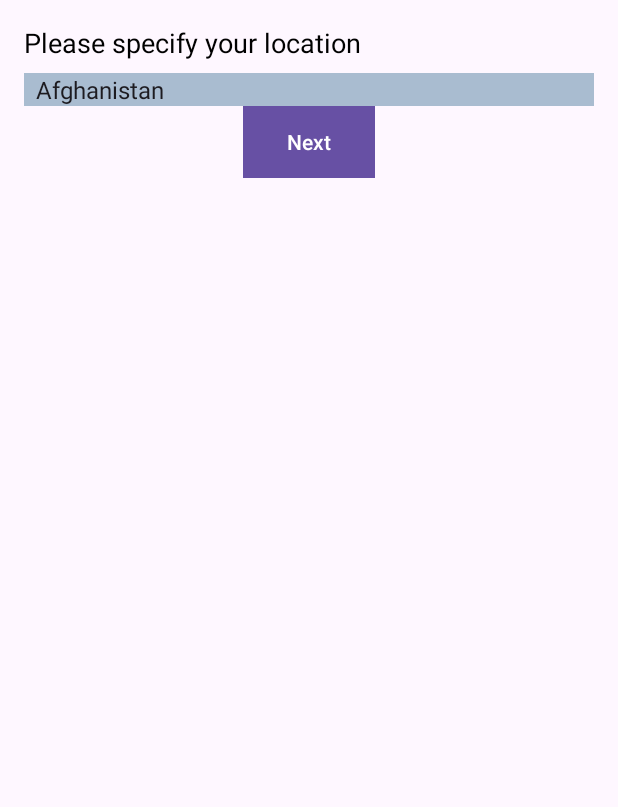
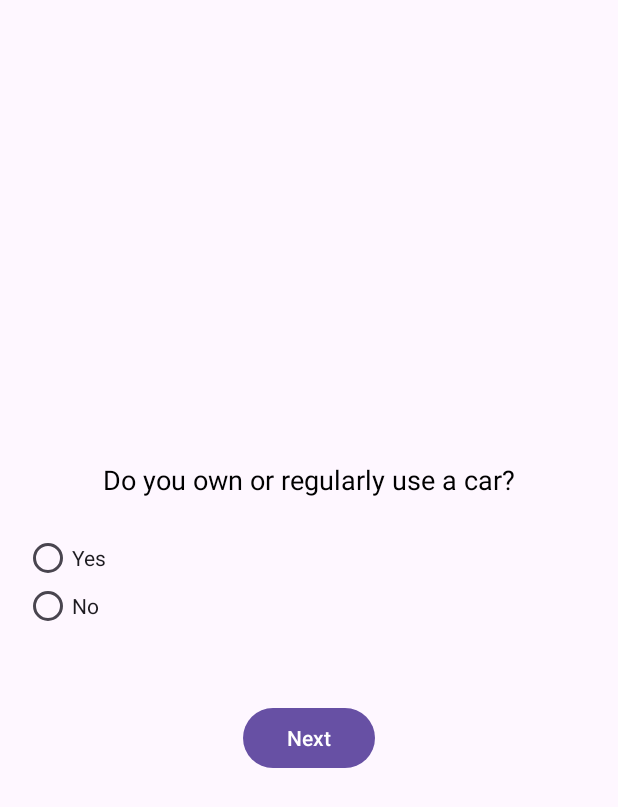
Before and after one commit to Arvindh-Sengu/B07FinalProject, an Android app built with Jetpack Compose: the AnnualCarbonFootprintCountrySelectionActivity screen opened directly, with no data from a screen before it, after a tap on "Next", on a phone screen of 412 x 824 dp. Shown: the top 807 px of the screen. Run offline under Robolectric (Android 15) with nearby library versions, the phone set to English and light mode, and no system bars.

Commit message:
Created Question, QuestionFragment, inputQuestion, and AnnualCarbonFootprintQuestionsActivty classes to continue working on the entry questionaire that calculates the user's annual carbon footprint. Questions is a basic class that represents a question in the survery. QuestionFragment is a subclass of the Fragment class that helps me setup the survery with each question having its own fragment. InputQuestions is a helper class that increases encapslation by setting up the question of the survery in a seperate class. AnnualCarbonFootprintQuestionsActivity is the main page where the survery takes place and will act as the place where the questions list works with the fragments and also has functions of what happens when the survery ends. (The activity and fragments also have their own xml). Finally I added TransportationCarbonFootprintCalculation and FoodCarbonFootprintCalculation to calculate the cO2 emissions after the survery is over. The fragment subclass QuestionFragment works in tandem with AnnualCarbonFootprintQuestionsActivity to get user answers for the survery. Then the rest of the classes work together to help with the survery or calculations after the survey.

```diff
--- a/app/src/main/java/com/example/B07Planetze/AnnualCarbonFootprintActivity.java
+++ b/app/src/main/java/com/example/B07Planetze/AnnualCarbonFootprintCountrySelectionActivity.java
@@ -1,15 +1,13 @@
 package com.example.B07Planetze;
 
-import android.content.res.AssetManager;
 import android.os.Bundle;
 import android.util.Log;
-import android.view.View;
 import android.widget.ArrayAdapter;
 import android.widget.Button;
 import android.widget.Spinner;
-import android.widget.Toast;
+
 import androidx.appcompat.app.AppCompatActivity;
-
+import android.content.Intent;
 import java.io.BufferedReader;
 import java.io.IOException;
 import java.io.InputStream;
@@ -18,7 +16,7 @@ import java.util.ArrayList;
 import java.util.HashMap;
 import com.B07Planetze.R;
 
-public class AnnualCarbonFootprintActivity extends AppCompatActivity {
+public class AnnualCarbonFootprintCountrySelectionActivity extends AppCompatActivity {
 
     private Spinner countrySelectionSpinner;
     private Button nextButton;
@@ -27,7 +25,7 @@ public class AnnualCarbonFootprintActivity extends AppCompatActivity {
     @Override
     protected void onCreate(Bundle savedInstanceState) {
         super.onCreate(savedInstanceState);
-        setContentView(R.layout.annual_carbon_footprint);
+        setContentView(R.layout.annual_carbon_footprint_country_selector);
 
         // Initialize UI elements
         countrySelectionSpinner = findViewById(R.id.countrySpinner);
@@ -43,6 +41,17 @@ public class AnnualCarbonFootprintActivity extends AppCompatActivity {
         nextButton.setOnClickListener(v -> {
             String selectedCountry = countrySelectionSpinner.getSelectedItem().toString();
             Double emissionForCountry = countryEmissionsData.get(selectedCountry);
+
+            // Create an intent to navigate to the next activity
+            Intent intent = new Intent(AnnualCarbonFootprintCountrySelectionActivity.this, AnnualCarbonFootprintQuestionsActivity.class);
+
+            //pass the selected country and emission factor to the next activity
+            intent.putExtra("SELECTED_COUNTRY", selectedCountry);
+            intent.putExtra("COUNTRY_EMISSION", emissionForCountry);
+
+            // Start the new activity
+            startActivity(intent);
+
         });
     }
 
@@ -69,6 +78,8 @@ public class AnnualCarbonFootprintActivity extends AppCompatActivity {
 
                 // Add the country to the list for Spinner
                 countryList.add(country);
+
+
             }
             reader.close();
         } catch (IOException e) {
--- a/app/src/main/java/com/example/B07Planetze/HomeFragment.java
+++ b/app/src/main/java/com/example/B07Planetze/HomeFragment.java
@@ -30,7 +30,7 @@ public class HomeFragment extends Fragment {
         buttonEcoBalance.setOnClickListener(v -> startActivity(new Intent(getActivity(), EcoBalanceActivity.class)));
         buttonEcoHub.setOnClickListener(v -> startActivity(new Intent(getActivity(), EcoHubActivity.class)));
         buttonEcoAgent.setOnClickListener(v -> startActivity(new Intent(getActivity(), EcoAgentActivity.class)));
-        buttonAnnualCarbonFootprint.setOnClickListener(v -> startActivity(new Intent(getActivity(), AnnualCarbonFootprintActivity.class)));
+        buttonAnnualCarbonFootprint.setOnClickListener(v -> startActivity(new Intent(getActivity(), AnnualCarbonFootprintCountrySelectionActivity.class)));
 
         return view;
     }
--- /dev/null
+++ b/app/src/main/java/com/example/B07Planetze/InputQuestions.java
@@ -0,0 +1,54 @@
+package com.example.B07Planetze;
+
+import java.util.ArrayList;
+import java.util.List;
+
+public class InputQuestions {
+
+    // This method returns the list of all questions for the survey
+    public static List<Question> getQuestions() {
+        List<Question> questions = new ArrayList<>();
+
+        // Personal Vehicle Use
+        questions.add(new Question("Do you own or regularly use a car?", new String[]{"Yes", "No"}));
+        questions.add(new Question("What type of car do you drive?", new String[]{"Gasoline", "Diesel", "Hybrid", "Electric", "I don’t know"}));
+        questions.add(new Question("How many kilometers/miles do you drive per year?", new String[]{"Up to 5,000 km (3,000 miles)", "5,000–10,000 km (3,000–6,000 miles)", "10,000–15,000 km (6,000–9,000 miles)", "15,000–20,000 km (9,000–12,000 miles)", "20,000–25,000 km (12,000–15,000 miles)", "More than 25,000 km (15,000 miles)"}));
+
+        // Public Transportation
+        questions.add(new Question("How often do you use public transportation (bus, train, subway)?", new String[]{"Never", "Occasionally (1-2 times/week)", "Frequently (3-4 times/week)", "Always (5+ times/week)"}));
+        questions.add(new Question("How much time do you spend on public transport per week (bus, train, subway)?", new String[]{"Under 1 hour", "1-3 hours", "3-5 hours", "5-10 hours", "More than 10 hours"}));
+
+        // Air Travel
+        questions.add(new Question("How many short-haul flights (less than 1,500 km / 932 miles) have you taken in the past year?", new String[]{"None", "1-2 flights", "3-5 flights", "6-10 flights", "More than 10 flights"}));
+        questions.add(new Question("How many long-haul flights (more than 1,500 km / 932 miles) have you taken in the past year?", new String[]{"None", "1-2 flights", "3-5 flights", "6-10 flights", "More than 10 flights"}));
+
+        // Food
+        questions.add(new Question("What best describes your diet?", new String[]{"Vegetarian", "Vegan", "Pescatarian (fish/seafood)", "Meat-based (eat all types of animal products)"}));
+
+        // Separate Questions for Meat Consumption (appear only if Meat-based diet is selected)
+        questions.add(new Question("How often do you eat beef?", new String[]{"Daily", "Frequently (3-5 times/week)", "Occasionally (1-2 times/week)", "Never"}));
+        questions.add(new Question("How often do you eat pork?", new String[]{"Daily", "Frequently (3-5 times/week)", "Occasionally (1-2 times/week)", "Never"}));
+        questions.add(new Question("How often do you eat chicken?", new String[]{"Daily", "Frequently (3-5 times/week)", "Occasionally (1-2 times/week)", "Never"}));
+        questions.add(new Question("How often do you eat fish/seafood?", new String[]{"Daily", "Frequently (3-5 times/week)", "Occasionally (1-2 times/week)", "Never"}));
+
+        // Food Waste
+        questions.add(new Question("How often do you waste food or throw away uneaten leftovers?", new String[]{"Never", "Rarely", "Occasionally", "Frequently"}));
+
+        // Housing
+        questions.add(new Question("What type of home do you live in?", new String[]{"Detached house", "Semi-detached house", "Townhouse", "Condo/Apartment", "Other"}));
+        questions.add(new Question("How many people live in your household?", new String[]{"1", "2", "3-4", "5 or more"}));
+        questions.add(new Question("What is the size of your home?", new String[]{"Under 1000 sq. ft.", "1000-2000 sq. ft.", "Over 2000 sq. ft."}));
+        questions.add(new Question("What type of energy do you use to heat your home?", new String[]{"Natural Gas", "Electricity", "Oil", "Propane", "Wood", "Other"}));
+        questions.add(new Question("What is your average monthly electricity bill?", new String[]{"Under $50", "$50-$100", "$100-$150", "$150-$200", "Over $200"}));
+        questions.add(new Question("What type of energy do you use to heat water in your home?", new String[]{"Natural Gas", "Electricity", "Oil", "Propane", "Solar", "Other"}));
+        questions.add(new Question("Do you use any renewable energy sources for electricity or heating (e.g., solar, wind)?", new String[]{"Yes, primarily (more than 50% of energy use)", "Yes, partially (less than 50% of energy use)", "No"}));
+
+        // Consumption
+        questions.add(new Question("How often do you buy new clothes?", new String[]{"Monthly", "Quarterly", "Annually", "Rarely"}));
+        questions.add(new Question("Do you buy second-hand or eco-friendly products?", new String[]{"Yes, regularly", "Yes, occasionally", "No"}));
+        questions.add(new Question("How many electronic devices (phones, laptops, etc.) have you purchased in the past year?", new String[]{"None", "1", "2", "3 or more"}));
+        questions.add(new Question("How often do you recycle?", new String[]{"Never", "Occasionally", "Frequently", "Always"}));
+
+        return questions;
+    }
+}
--- /dev/null
+++ b/app/src/main/java/com/example/B07Planetze/Question.java
@@ -0,0 +1,34 @@
+package com.example.B07Planetze;
+
+import java.io.Serializable;
+
+public class Question implements Serializable {
+
+    private String text;  // The question text
+    private String[] options;  // The possible answers
+    private String answer;  // The selected answer (set by the fragment)
+
+    // Constructor
+    public Question(String text, String[] options) {
+        this.text = text;
+        this.options = options;
+        this.answer = "";
+    }
+
+    // Getters and setters
+    public String getText() {
+        return text;
+    }
+
+    public String[] getOptions() {
+        return options;
+    }
+
+    public String getAnswer() {
+        return answer;
+    }
+
+    public void setAnswer(String answer) {
+        this.answer = answer;
+    }
+}
--- /dev/null
+++ b/app/src/main/java/com/example/B07Planetze/QuestionFragment.java
@@ -0,0 +1,96 @@
+package com.example.B07Planetze;
+
+import android.os.Bundle;
+import android.view.LayoutInflater;
+import android.view.View;
+import android.view.ViewGroup;
+import android.widget.Button;
+import android.widget.RadioButton;
+import android.widget.RadioGroup;
+import android.widget.TextView;
+import android.widget.Toast;
+
+import androidx.fragment.app.Fragment;
+
+import com.B07Planetze.R;
+
+import java.util.List;
+
+public class QuestionFragment extends Fragment {
+
+    private TextView questionText;
+    private RadioGroup answerGroup;
+    private Button nextButton;
+
+    private Question question;  // The Question object passed from the activity
+    private int currentQuestionIndex;  // Track the current question index
+
+    // Static factory method to create a new instance of QuestionFragment
+    public static QuestionFragment newInstance(Question question, int currentQuestionIndex) {
+        QuestionFragment fragment = new QuestionFragment();
+        Bundle args = new Bundle();
+        args.putSerializable("QUESTION", question); // Passing the Question object to the fragment
+        args.putInt("INDEX", currentQuestionIndex);  // Passing the current question index
+        fragment.setArguments(args);
+        return fragment;
+    }
+
+    @Override
+    public void onCreate(Bundle savedInstanceState) {
+        super.onCreate(savedInstanceState);
+        if (getArguments() != null) {
+            question = (Question) getArguments().getSerializable("QUESTION"); // Retrieve the Question object
+            currentQuestionIndex = getArguments().getInt("INDEX");  // Retrieve the current question index
+        }
+    }
+
+    @Override
+    public View onCreateView(LayoutInflater inflater, ViewGroup container, Bundle savedInstanceState) {
+        View view = inflater.inflate(R.layout.question_fragment, container, false);
+
+        questionText = view.findViewById(R.id.questionText);
+        answerGroup = view.findViewById(R.id.answerGroup);
+        nextButton = view.findViewById(R.id.nextButton);
+
+        // Set up the question and options
+        if (question != null) {
+            questionText.setText(question.getText()); // Set the question text
+
+            // Add the options to the RadioGroup
+            String[] options = question.getOptions();
+            if (options != null) {
+                for (String option : options) {
+                    RadioButton radioButton = new RadioButton(getActivity());
+                    radioButton.setText(option);
+                    radioButton.setId(View.generateViewId());
+                    answerGroup.addView(radioButton);
+                }
+            }
+        }
+
+        // When the "Next" button is clicked, update the answer in the Question object and load the next question
+        nextButton.setOnClickListener(v -> {
+            String answer = getSelectedAnswer();
+            if (answer != null && question != null) {
+                question.setAnswer(answer);  // Set the selected answer in the Question object
+            }
+
+            // Optionally, notify the activity to load the next question
+            if (getActivity() instanceof AnnualCarbonFootprintQuestionsActivity) {
+                ((AnnualCarbonFootprintQuestionsActivity) getActivity()).loadNextQuestion(currentQuestionIndex);
+            }
+        });
+
+        return view;
+    }
+
+    // Get the selected answer from the RadioGroup
+    private String getSelectedAnswer() {
+        int selectedId = answerGroup.getCheckedRadioButtonId();
+        if (selectedId != -1) {
+            RadioButton selectedRadioButton = answerGroup.findViewById(selectedId);
+            return selectedRadioButton != null ? selectedRadioButton.getText().toString() : null;
+        }
+        return null;
+    }
+}
--- /dev/null
+++ b/app/src/main/res/layout/annual_carbon_footprint_questions.xml
@@ -0,0 +1,12 @@
+<?xml version="1.0" encoding="utf-8"?>
+<LinearLayout xmlns:android="http://schemas.android.com/apk/res/android"
+    android:layout_width="match_parent"
+    android:layout_height="match_parent"
+    android:orientation="vertical">
+
+    <!-- This is the container where your fragment will be inserted -->
+    <FrameLayout
+        android:id="@+id/fragment_container"
+        android:layout_width="match_parent"
+        android:layout_height="match_parent" />
+</LinearLayout>
--- /dev/null
+++ b/app/src/main/res/layout/question_fragment.xml
@@ -0,0 +1,34 @@
+<?xml version="1.0" encoding="utf-8"?>
+<LinearLayout xmlns:android="http://schemas.android.com/apk/res/android"
+    android:layout_width="match_parent"
+    android:layout_height="match_parent"
+    android:orientation="vertical"
+    android:padding="16dp"
+    android:gravity="center">
+
+    <!-- Question Text -->
+    <TextView
+        android:id="@+id/questionText"
+        android:layout_width="wrap_content"
+        android:layout_height="wrap_content"
+        android:text="Question will appear here"
+        android:textSize="18sp"
+        android:textColor="#000000"
+        android:layout_marginBottom="24dp"/>
+
+    <!-- RadioGroup for Answer Options (this will be dynamically populated) -->
+    <RadioGroup
+        android:id="@+id/answerGroup"
+        android:layout_width="match_parent"
+        android:layout_height="wrap_content"
+        android:layout_marginBottom="24dp"/>
+
+    <!-- Next Button -->
+    <Button
+        android:id="@+id/nextButton"
+        android:layout_width="wrap_content"
+        android:layout_height="wrap_content"
+        android:text="Next"
+        android:layout_gravity="center_horizontal"
+        android:layout_marginTop="24dp"/>
+</LinearLayout>
```
Also changed, not shown: app/src/main/AndroidManifest.xml (+8 -2 lines), app/src/main/java/com/example/B07Planetze/AnnualCarbonFootprintQuestionsActivity.java (added, +94 -0 lines), app/src/main/java/com/example/B07Planetze/FoodCarbonFootprintCalculator.java (added, +131 -0 lines), app/src/main/java/com/example/B07Planetze/TransportationCarbonFootprintCalculator.java (added, +172 -0 lines), app/src/main/res/layout/annual_carbon_footprint_country_selector.xml (line endings or trailing spaces).
